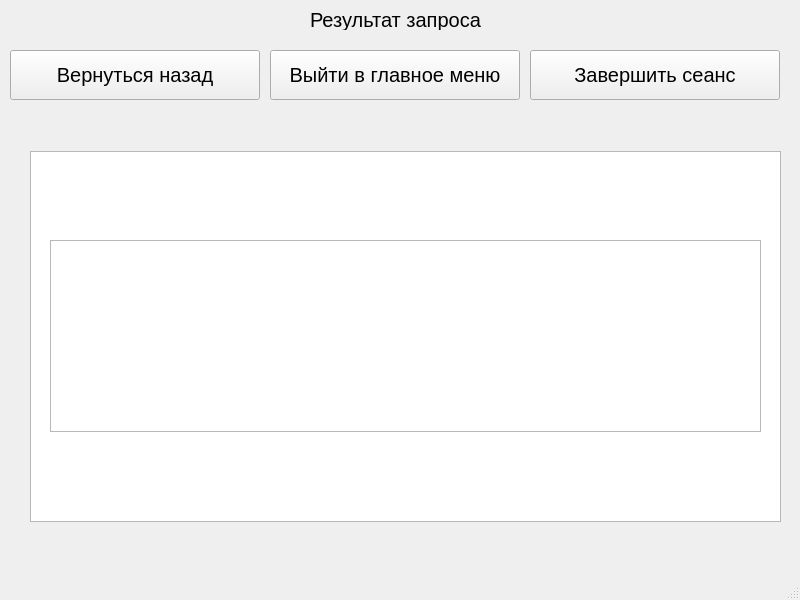
This is Project/Database_shcedule/schedule_shower.ui in paknikolay/DBProject as Qt 5 draws it before an edit. The edited form follows.
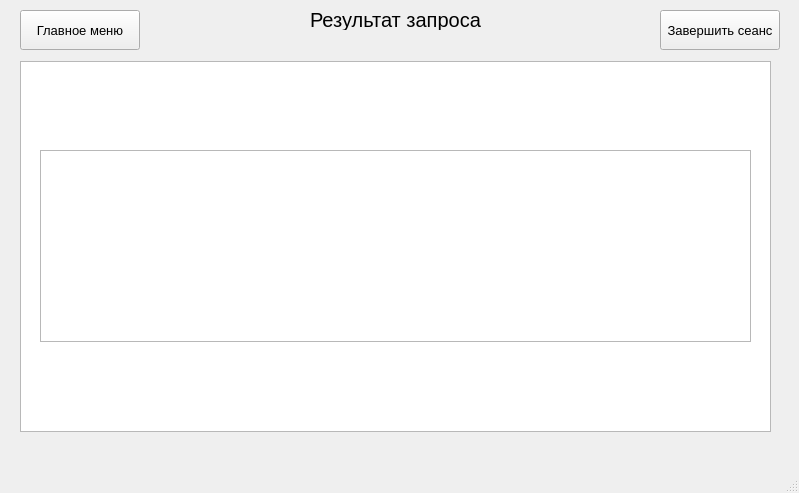
This is the edited form.

```diff
--- a/Project/Database_shcedule/schedule_shower.ui
+++ b/Project/Database_shcedule/schedule_shower.ui
@@ -6,8 +6,8 @@
    <rect>
     <x>0</x>
     <y>0</y>
-    <width>800</width>
-    <height>600</height>
+    <width>799</width>
+    <height>493</height>
    </rect>
   </property>
   <property name="windowTitle">
@@ -17,61 +17,43 @@
    <widget class="QTableWidget" name="tableWidget">
     <property name="geometry">
      <rect>
-      <x>30</x>
-      <y>151</y>
+      <x>20</x>
+      <y>61</y>
       <width>751</width>
       <height>371</height>
      </rect>
     </property>
    </widget>
-   <widget class="QPushButton" name="pushButton">
-    <property name="geometry">
-     <rect>
-      <x>10</x>
-      <y>50</y>
-      <width>250</width>
-      <height>50</height>
-     </rect>
-    </property>
-    <property name="font">
-     <font>
-      <pointsize>15</pointsize>
-     </font>
-    </property>
-    <property name="text">
-     <string>Вернуться назад</string>
-    </property>
-   </widget>
    <widget class="QPushButton" name="pushButton_2">
     <property name="geometry">
      <rect>
-      <x>270</x>
-      <y>50</y>
-      <width>250</width>
-      <height>50</height>
+      <x>20</x>
+      <y>10</y>
+      <width>120</width>
+      <height>40</height>
      </rect>
     </property>
     <property name="font">
      <font>
-      <pointsize>15</pointsize>
+      <pointsize>10</pointsize>
      </font>
     </property>
     <property name="text">
-     <string>Выйти в главное меню</string>
+     <string>Главное меню</string>
     </property>
    </widget>
    <widget class="QPushButton" name="pushButton_3">
     <property name="geometry">
      <rect>
-      <x>530</x>
-      <y>50</y>
-      <width>250</width>
-      <height>50</height>
+      <x>660</x>
+      <y>10</y>
+      <width>120</width>
+      <height>40</height>
      </rect>
     </property>
     <property name="font">
      <font>
-      <pointsize>15</pointsize>
+      <pointsize>10</pointsize>
      </font>
     </property>
     <property name="text">
@@ -99,8 +81,8 @@
    <widget class="QTextBrowser" name="textBrowser">
     <property name="geometry">
      <rect>
-      <x>50</x>
-      <y>240</y>
+      <x>40</x>
+      <y>150</y>
       <width>711</width>
       <height>192</height>
      </rect>
```
Left out of the diff: 4 changed lines with no effect on the pictures.
